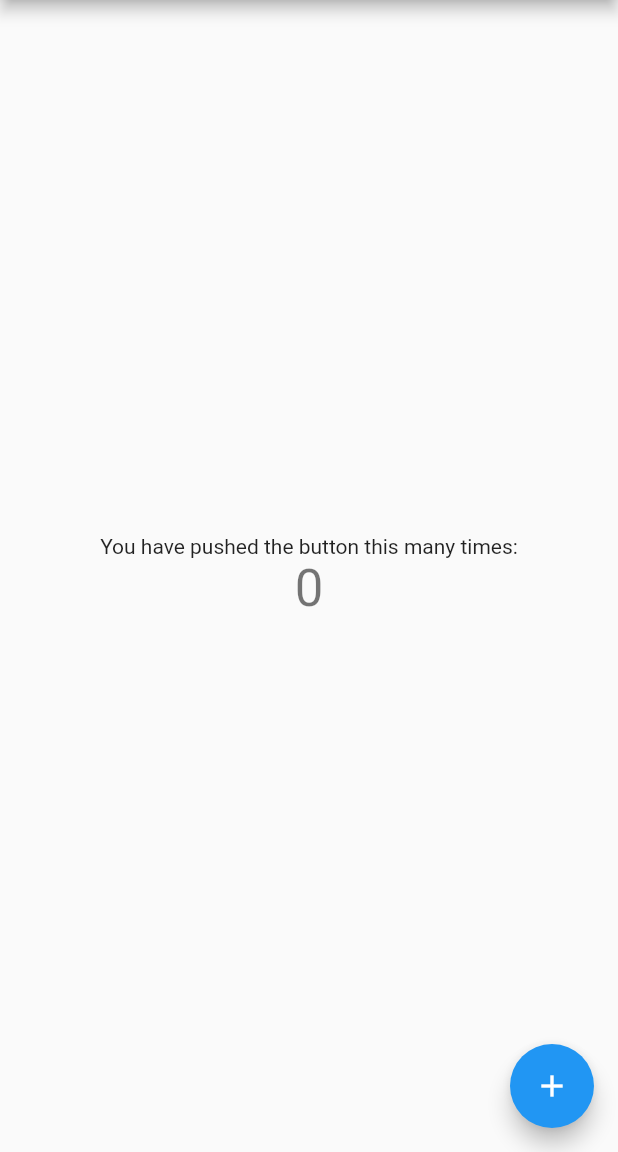
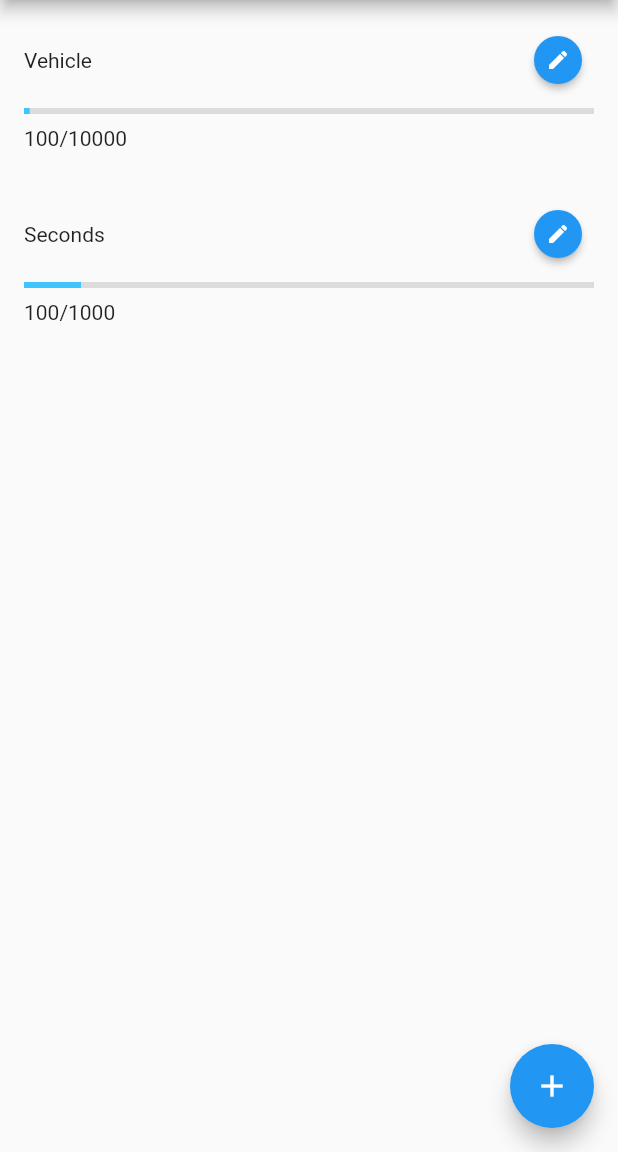
Before and after one commit to 3lolo/coin_app, a Flutter app: the screen it shows after launch, on a phone screen of 412 x 824 dp, the part 84-1236 px from its top. Run offline on Flutter 3.47's test engine with Material 2 defaults, Android fonts, the phone set to English and light mode, and no system bars.

```diff
--- /dev/null
+++ b/lib/bg.dart
@@ -0,0 +1,29 @@
+import 'package:flutter/material.dart';
+
+const BLUE_NORMAL = Color(0xff54c5f8);
+const GREEN_NORMAL = Color(0xff6bde54);
+const BLUE_DARK2 = Color(0xff01579b);
+
+class BgPainter extends CustomPainter {
+  @override
+  void paint(Canvas canvas, Size size) {
+    var paint = Paint()
+      ..style = PaintingStyle.stroke
+      ..color = BLUE_NORMAL
+      ..isAntiAlias = true;
+
+    var circleCenter = Offset(200, 200);
+    paint.color = BLUE_NORMAL;
+    canvas.drawCircle(circleCenter, 100, paint);
+    paint.color = GREEN_NORMAL;
+    canvas.drawCircle(circleCenter, 80, paint);
+    paint.color = Colors.white;
+    canvas.drawCircle(circleCenter, 50, paint);
+  }
+
+  @override
+  bool shouldRepaint(CustomPainter oldDelegate) {
+    // TODO: implement shouldRepaint
+    throw UnimplementedError();
+  }
+}
--- /dev/null
+++ b/lib/data/ItemModel.dart
@@ -0,0 +1,10 @@
+class ItemModel {
+  String name;
+  int maxValue;
+  int value;
+  ItemModel(this.name, this.maxValue, this.value);
+
+  double getProgress() {
+    return value * 1.0 / maxValue;
+  }
+}
--- a/lib/main.dart
+++ b/lib/main.dart
@@ -1,4 +1,6 @@
+import 'package:flutter/cupertino.dart';
 import 'package:flutter/material.dart';
+import 'data/ItemModel.dart';
 
 void main() {
   runApp(MyApp());
@@ -11,19 +13,7 @@ class MyApp extends StatelessWidget {
     return MaterialApp(
       title: 'Flutter Demo',
       theme: ThemeData(
-        // This is the theme of your application.
-        //
-        // Try running your application with "flutter run". You'll see the
-        // application has a blue toolbar. Then, without quitting the app, try
-        // changing the primarySwatch below to Colors.green and then invoke
-        // "hot reload" (press "r" in the console where you ran "flutter run",
-        // or simply save your changes to "hot reload" in a Flutter IDE).
-        // Notice that the counter didn't reset back to zero; the application
-        // is not restarted.
         primarySwatch: Colors.blue,
-        // This makes the visual density adapt to the platform that you run
-        // the app on. For desktop platforms, the controls will be smaller and
-        // closer together (more dense) than on mobile platforms.
         visualDensity: VisualDensity.adaptivePlatformDensity,
       ),
       home: MyHomePage(title: 'Flutter Demo Home Page'),
@@ -33,16 +23,6 @@ class MyApp extends StatelessWidget {
 
 class MyHomePage extends StatefulWidget {
   MyHomePage({Key key, this.title}) : super(key: key);
-
-  // This widget is the home page of your application. It is stateful, meaning
-  // that it has a State object (defined below) that contains fields that affect
-  // how it looks.
-
-  // This class is the configuration for the state. It holds the values (in this
-  // case the title) provided by the parent (in this case the App widget) and
-  // used by the build method of the State. Fields in a Widget subclass are
-  // always marked "final".
-
   final String title;
 
   @override
@@ -50,61 +30,30 @@ class MyHomePage extends StatefulWidget {
 }
 
 class _MyHomePageState extends State<MyHomePage> {
-  int _counter = 0;
+  List<ItemModel> data = [
+    ItemModel("Vehicle", 10000, 100),
+    ItemModel("Seconds", 1000, 100)
+  ];
 
   void _incrementCounter() {
     setState(() {
-      // This call to setState tells the Flutter framework that something has
-      // changed in this State, which causes it to rerun the build method below
-      // so that the display can reflect the updated values. If we changed
-      // _counter without calling setState(), then the build method would not be
-      // called again, and so nothing would appear to happen.
-      _counter++;
+      data.add(ItemModel("Item - ${(data.length + 1)}", 20, 100));
     });
   }
 
+  void _clickEdit(int index, ItemModel model) {}
+
   @override
   Widget build(BuildContext context) {
-    // This method is rerun every time setState is called, for instance as done
-    // by the _incrementCounter method above.
-    //
-    // The Flutter framework has been optimized to make rerunning build methods
-    // fast, so that you can just rebuild anything that needs updating rather
-    // than having to individually change instances of widgets.
     return Scaffold(
       appBar: AppBar(
-        // Here we take the value from the MyHomePage object that was created by
-        // the App.build method, and use it to set our appbar title.
         title: Text(widget.title),
       ),
       body: Center(
-        // Center is a layout widget. It takes a single child and positions it
-        // in the middle of the parent.
-        child: Column(
-          // Column is also a layout widget. It takes a list of children and
-          // arranges them vertically. By default, it sizes itself to fit its
-          // children horizontally, and tries to be as tall as its parent.
-          //
-          // Invoke "debug painting" (press "p" in the console, choose the
-          // "Toggle Debug Paint" action from the Flutter Inspector in Android
-          // Studio, or the "Toggle Debug Paint" command in Visual Studio Code)
-          // to see the wireframe for each widget.
-          //
-          // Column has various properties to control how it sizes itself and
-          // how it positions its children. Here we use mainAxisAlignment to
-          // center the children vertically; the main axis here is the vertical
-          // axis because Columns are vertical (the cross axis would be
-          // horizontal).
-          mainAxisAlignment: MainAxisAlignment.center,
-          children: <Widget>[
-            Text(
-              'You have pushed the button this many times:',
-            ),
-            Text(
-              '$_counter',
-              style: Theme.of(context).textTheme.headline4,
-            ),
-          ],
+        child: ListView.builder(
+          itemBuilder: (context, index) => ItemCard(
+              index, data[index], (index, model) => _clickEdit(index, model)),
+          itemCount: data.length,
         ),
       ),
       floatingActionButton: FloatingActionButton(
@@ -115,3 +64,56 @@ class _MyHomePageState extends State<MyHomePage> {
     );
   }
 }
+
+class ItemCard extends StatelessWidget {
+  final ItemModel _data;
+  VoidCallback pressListener;
+
+  ItemCard(
+    int index,
+    this._data,
+    Function(int, ItemModel) listener, {
+    Key key,
+  }) : super(key: key) {
+    pressListener = () => listener(index, _data);
+  }
+
+  @override
+  Widget build(BuildContext context) {
+    return Padding(
+      padding: EdgeInsets.all(16.0),
+      child: Column(
+        crossAxisAlignment: CrossAxisAlignment.start,
+        children: <Widget>[
+          Row(
+            children: <Widget>[
+              Expanded(flex: 1, child: Text(_data.name)),
+              MaterialButton(
+                height: 32,
+                minWidth: 32,
+                padding: EdgeInsets.all(0),
+                onPressed: pressListener,
+                color: Colors.blue,
+                textColor: Colors.white,
+                child: Icon(
+                  Icons.edit,
+                  size: 16,
+                ),
+                shape: CircleBorder(),
+              )
+            ],
+          ),
+          Padding(
+            padding: const EdgeInsets.only(top: 8.0, bottom: 8.0),
+            child: LinearProgressIndicator(
+              value: _data.getProgress(),
+              backgroundColor: Colors.black12,
+              valueColor: AlwaysStoppedAnimation(Colors.lightBlueAccent),
+            ),
+          ),
+          Text("${_data.value}/${_data.maxValue}")
+        ],
+      ),
+    );
+  }
+}
```
